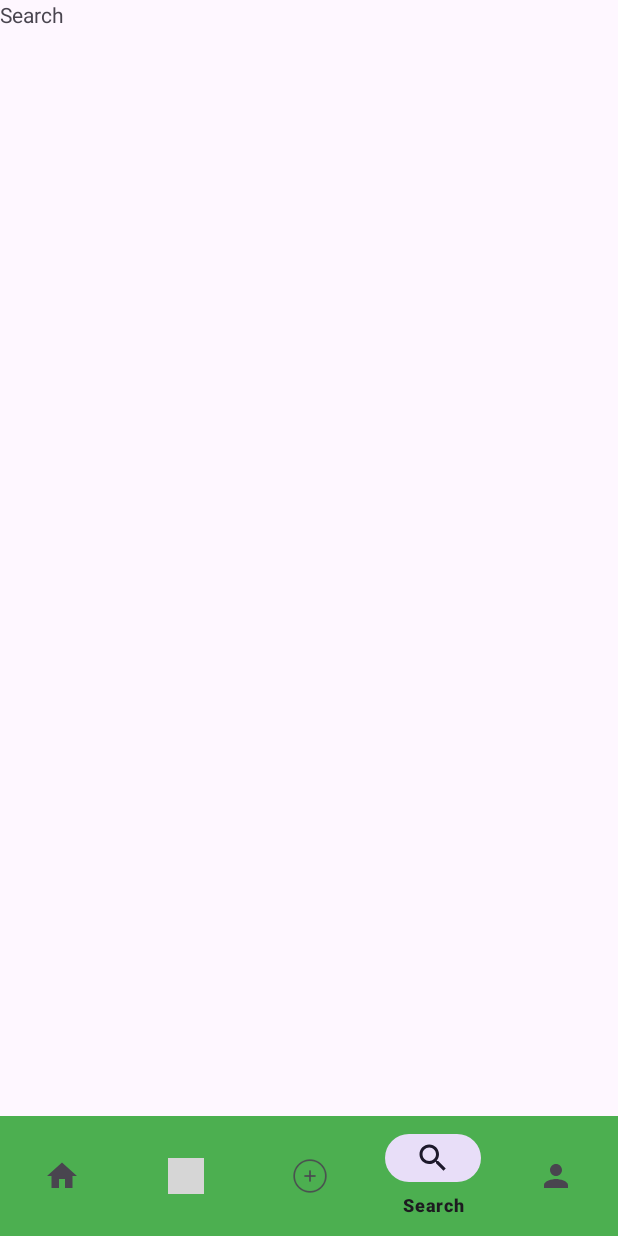
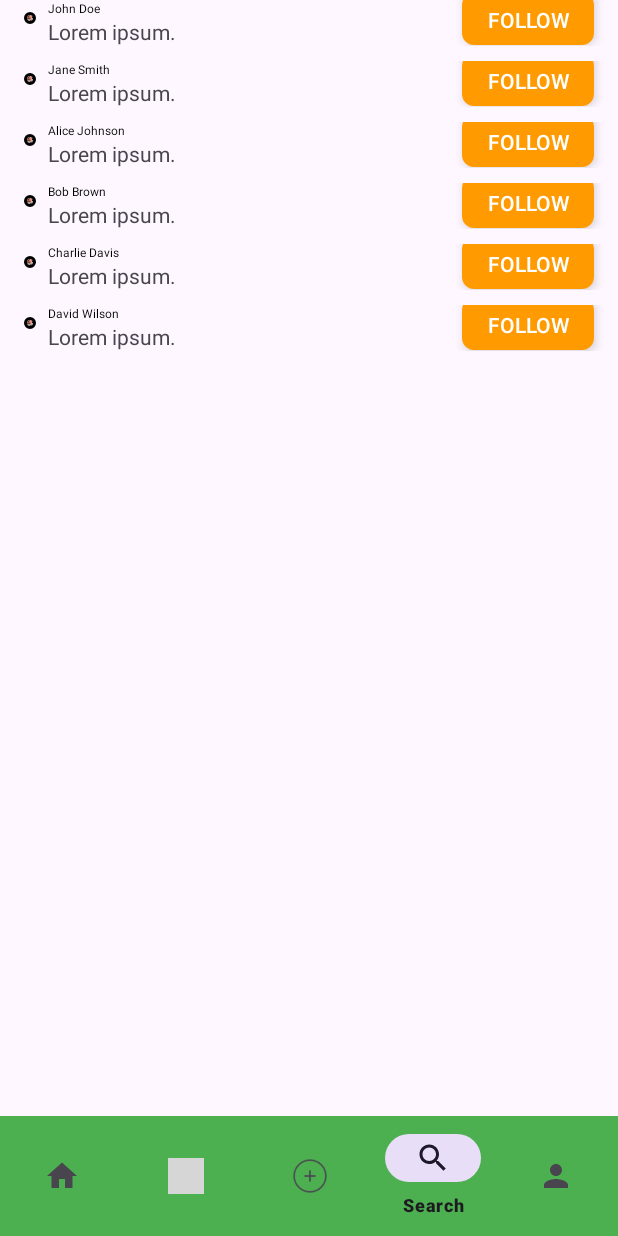
Before and after one commit to hung55555hung/BlogApp, an Android app: the screen it shows after launch (MainActivity), item 4 of the bottom bar chosen, on a phone screen of 412 x 824 dp. Run offline under Robolectric (Android 15) with nearby library versions, the phone set to English and light mode, and no system bars; our stand-ins replace CircleImageView, Picasso; pictures from the network do not load; Roboto replaces fonts that are not available here; grey boxes are pictures that could not be loaded.

Commit message:
feat: ui search frame

```diff
--- a/app/build.gradle.kts
+++ b/app/build.gradle.kts
@@ -60,4 +60,6 @@ dependencies {
 
     implementation("com.google.android.material:material:1.12.0")
 
+    implementation ("com.squareup.picasso:picasso:2.8")
+
 }
--- /dev/null
+++ b/app/src/main/java/com/bugbug/blogapp/Adapter/UserAdapter.java
@@ -0,0 +1,55 @@
+package com.bugbug.blogapp.Adapter;
+
+import android.content.Context;
+import android.view.LayoutInflater;
+import android.view.View;
+import android.view.ViewGroup;
+
+import androidx.annotation.NonNull;
+import androidx.recyclerview.widget.RecyclerView;
+
+import com.bugbug.blogapp.Model.User;
+import com.bugbug.blogapp.R;
+import com.bugbug.blogapp.databinding.UserSampleBinding;
+import com.squareup.picasso.Picasso;
+
+import java.util.ArrayList;
+
+public class UserAdapter extends RecyclerView.Adapter<UserAdapter.ViewHolder> {
+
+    Context context;
+    ArrayList<User> list;
+    public UserAdapter(ArrayList<User> list, Context context) {
+        this.context = context;
+        this.list = list;
+    }
+    @NonNull
+    @Override
+    public ViewHolder onCreateViewHolder(@NonNull ViewGroup parent, int viewType) {
+       View view = LayoutInflater.from(context).inflate(com.bugbug.blogapp.R.layout.user_sample, parent, false);
+        return new ViewHolder(view);
+    }
+
+    @Override
+    public void onBindViewHolder(@NonNull ViewHolder holder, int position) {
+        User user = list.get(position);
+        Picasso.get().load(user.getProfile()).placeholder(R.drawable.avt).into(holder.binding.profileImage);
+        holder.binding.name.setText(user.getName());
+        holder.binding.profession.setText(user.getProfession());
+    }
+
+    @Override
+    public int getItemCount() {
+        return list.size();
+    }
+
+    public class ViewHolder extends RecyclerView.ViewHolder {
+        UserSampleBinding binding;
+        public ViewHolder(@NonNull View itemView) {
+            super(itemView);
+
+            binding = UserSampleBinding.bind(itemView);
+        }
+
+    }
+}
--- a/app/src/main/java/com/bugbug/blogapp/Fragment/SearchFragment.java
+++ b/app/src/main/java/com/bugbug/blogapp/Fragment/SearchFragment.java
@@ -3,64 +3,56 @@ package com.bugbug.blogapp.Fragment;
 import android.os.Bundle;
 
 import androidx.fragment.app.Fragment;
+import androidx.recyclerview.widget.LinearLayoutManager;
+import androidx.recyclerview.widget.RecyclerView;
 
 import android.view.LayoutInflater;
 import android.view.View;
 import android.view.ViewGroup;
 
+import com.bugbug.blogapp.Adapter.UserAdapter;
+import com.bugbug.blogapp.Model.User;
 import com.bugbug.blogapp.R;
 
-/**
- * A simple {@link Fragment} subclass.
- * Use the {@link SearchFragment#newInstance} factory method to
- * create an instance of this fragment.
- */
+import java.util.ArrayList;
+
+
 public class SearchFragment extends Fragment {
 
-    // TODO: Rename parameter arguments, choose names that match
-    // the fragment initialization parameters, e.g. ARG_ITEM_NUMBER
-    private static final String ARG_PARAM1 = "param1";
-    private static final String ARG_PARAM2 = "param2";
+    ArrayList<User> list = new ArrayList<>();
+    RecyclerView recyclerView;
 
-    // TODO: Rename and change types of parameters
-    private String mParam1;
-    private String mParam2;
 
     public SearchFragment() {
-        // Required empty public constructor
-    }
 
-    /**
-     * Use this factory method to create a new instance of
-     * this fragment using the provided parameters.
-     *
-     * @param param1 Parameter 1.
-     * @param param2 Parameter 2.
-     * @return A new instance of fragment SearchFragment.
-     */
-    // TODO: Rename and change types and number of parameters
-    public static SearchFragment newInstance(String param1, String param2) {
-        SearchFragment fragment = new SearchFragment();
-        Bundle args = new Bundle();
-        args.putString(ARG_PARAM1, param1);
-        args.putString(ARG_PARAM2, param2);
-        fragment.setArguments(args);
-        return fragment;
     }
 
     @Override
     public void onCreate(Bundle savedInstanceState) {
         super.onCreate(savedInstanceState);
-        if (getArguments() != null) {
-            mParam1 = getArguments().getString(ARG_PARAM1);
-            mParam2 = getArguments().getString(ARG_PARAM2);
-        }
+
+
+
+
     }
 
     @Override
     public View onCreateView(LayoutInflater inflater, ViewGroup container,
                              Bundle savedInstanceState) {
-        // Inflate the layout for this fragment
-        return inflater.inflate(R.layout.fragment_search, container, false);
+        View view = inflater.inflate(R.layout.fragment_search, container, false);
+
+        recyclerView = view.findViewById(R.id.userRV);
+        list.add(new User("John Doe", "Lorem ipsum.","","", "https://example.com/profile1.jpg","hello"));
+        list.add(new User("Jane Smith", "Lorem ipsum.","","", "https://example.com/profile2.jpg","hello"));
+        list.add(new User("Alice Johnson", "Lorem ipsum.","","", "https://example.com/profile3.jpg","hello"));
+        list.add(new User("Bob Brown", "Lorem ipsum.","","", "https://example.com/profile4.jpg","hello"));
+        list.add(new User("Charlie Davis", "Lorem ipsum.","","", "https://example.com/profile5.jpg","hello"));
+        list.add(new User("David Wilson", "Lorem ipsum.","","", "https://example.com/profile6.jpg","hello"));
+        UserAdapter userAdapter = new UserAdapter(list, getContext());
+        LinearLayoutManager linearLayoutManager = new LinearLayoutManager(getContext(), LinearLayoutManager.VERTICAL, false);
+        recyclerView.setLayoutManager(linearLayoutManager);
+        recyclerView.setNestedScrollingEnabled(false);
+        recyclerView.setAdapter(userAdapter);
+        return view;
     }
 }
--- /dev/null
+++ b/app/src/main/java/com/bugbug/blogapp/Model/User.java
@@ -0,0 +1,70 @@
+package com.bugbug.blogapp.Model;
+
+public class User {
+    private String name;
+    private String profession;
+    private String email;
+    private String password;
+    private String coverPhoto;
+    private String profile;
+     public User() {
+
+     }
+
+    public User(String name, String profession, String password, String email, String coverPhoto, String profile) {
+        this.name = name;
+        this.profession = profession;
+        this.password = password;
+        this.email = email;
+        this.coverPhoto = coverPhoto;
+        this.profile = profile;
+    }
+
+    public String getName() {
+        return name;
+    }
+
+    public void setName(String name) {
+        this.name = name;
+    }
+
+    public String getProfession() {
+        return profession;
+    }
+
+    public void setProfession(String profession) {
+        this.profession = profession;
+    }
+
+    public String getEmail() {
+        return email;
+    }
+
+    public void setEmail(String email) {
+        this.email = email;
+    }
+
+    public String getPassword() {
+        return password;
+    }
+
+    public void setPassword(String password) {
+        this.password = password;
+    }
+
+    public String getCoverPhoto() {
+        return coverPhoto;
+    }
+
+    public void setCoverPhoto(String coverPhoto) {
+        this.coverPhoto = coverPhoto;
+    }
+
+    public String getProfile() {
+        return profile;
+    }
+
+    public void setProfile(String profile) {
+        this.profile = profile;
+    }
+}
--- /dev/null
+++ b/app/src/main/res/drawable/follow_btn_bg.xml
@@ -0,0 +1,8 @@
+<?xml version="1.0" encoding="utf-8"?>
+<shape xmlns:android="http://schemas.android.com/apk/res/android">
+
+    <solid android:color="#FF9A00"/>
+    <corners android:topLeftRadius="5dp"/>
+
+
+</shape>
--- a/app/src/main/res/layout/fragment_search.xml
+++ b/app/src/main/res/layout/fragment_search.xml
@@ -1,14 +1,20 @@
 <?xml version="1.0" encoding="utf-8"?>
-<FrameLayout xmlns:android="http://schemas.android.com/apk/res/android"
+<androidx.constraintlayout.widget.ConstraintLayout xmlns:android="http://schemas.android.com/apk/res/android"
+    xmlns:app="http://schemas.android.com/apk/res-auto"
     xmlns:tools="http://schemas.android.com/tools"
+    android:id="@+id/frameLayout"
     android:layout_width="match_parent"
     android:layout_height="match_parent"
     tools:context=".Fragment.SearchFragment">
 
-    <!-- TODO: Update blank fragment layout -->
-    <TextView
-        android:layout_width="match_parent"
-        android:layout_height="match_parent"
-        android:text="Search" />
-
-</FrameLayout>
+    <androidx.recyclerview.widget.RecyclerView
+        android:id="@+id/userRV"
+        android:layout_width="0dp"
+        android:layout_height="0dp"
+        app:layout_constraintBottom_toBottomOf="parent"
+        app:layout_constraintEnd_toEndOf="parent"
+        app:layout_constraintHorizontal_bias="0.5"
+        app:layout_constraintStart_toStartOf="parent"
+        app:layout_constraintTop_toTopOf="parent"
+        app:layout_constraintVertical_bias="0.5" />
+</androidx.constraintlayout.widget.ConstraintLayout>
--- /dev/null
+++ b/app/src/main/res/layout/user_sample.xml
@@ -0,0 +1,63 @@
+<?xml version="1.0" encoding="utf-8"?>
+<androidx.constraintlayout.widget.ConstraintLayout xmlns:android="http://schemas.android.com/apk/res/android"
+    xmlns:app="http://schemas.android.com/apk/res-auto"
+    xmlns:tools="http://schemas.android.com/tools"
+    android:layout_width="match_parent"
+    android:layout_height="wrap_content"
+    android:layout_marginBottom="10dp">
+
+    <de.hdodenhof.circleimageview.CircleImageView
+        android:id="@+id/profile_image"
+        android:layout_width="@dimen/_60mdp"
+        android:layout_height="@dimen/_60mdp"
+        android:layout_marginStart="16dp"
+        android:layout_marginTop="8dp"
+        android:src="@drawable/avt"
+        app:civ_border_width="2dp"
+        app:layout_constraintStart_toStartOf="parent"
+        app:layout_constraintTop_toTopOf="parent" />
+
+    <TextView
+        android:id="@+id/name"
+        android:layout_width="wrap_content"
+        android:layout_height="wrap_content"
+        android:layout_marginStart="8dp"
+        android:text="TextView"
+        android:textColor="@color/black"
+        android:textSize="@dimen/_14mdp"
+        app:layout_constraintBottom_toTopOf="@+id/profession"
+        app:layout_constraintStart_toEndOf="@+id/profile_image"
+        app:layout_constraintTop_toTopOf="@+id/profile_image"
+        app:layout_constraintVertical_chainStyle="packed" />
+
+    <TextView
+        android:id="@+id/profession"
+        android:layout_width="wrap_content"
+        android:layout_height="wrap_content"
+        android:text="TextView"
+        app:layout_constraintBottom_toBottomOf="@+id/profile_image"
+        app:layout_constraintStart_toStartOf="@+id/name"
+        app:layout_constraintTop_toBottomOf="@+id/name" />
+
+    <androidx.cardview.widget.CardView
+        android:layout_width="wrap_content"
+        android:layout_height="wrap_content"
+        android:layout_marginEnd="16dp"
+        app:cardCornerRadius="8dp"
+        app:cardElevation="4dp"
+        app:layout_constraintBottom_toBottomOf="@+id/profile_image"
+        app:layout_constraintEnd_toEndOf="parent"
+        app:layout_constraintTop_toTopOf="@+id/profile_image">
+
+        <androidx.appcompat.widget.AppCompatButton
+            android:id="@+id/followBtn"
+            android:layout_width="wrap_content"
+            android:layout_height="35dp"
+            android:background="@drawable/follow_btn_bg"
+            android:paddingStart="10dp"
+            android:paddingEnd="10dp"
+            android:text="FOLLOW"
+            android:textColor="@color/white" />
+    </androidx.cardview.widget.CardView>
+
+</androidx.constraintlayout.widget.ConstraintLayout>
```
